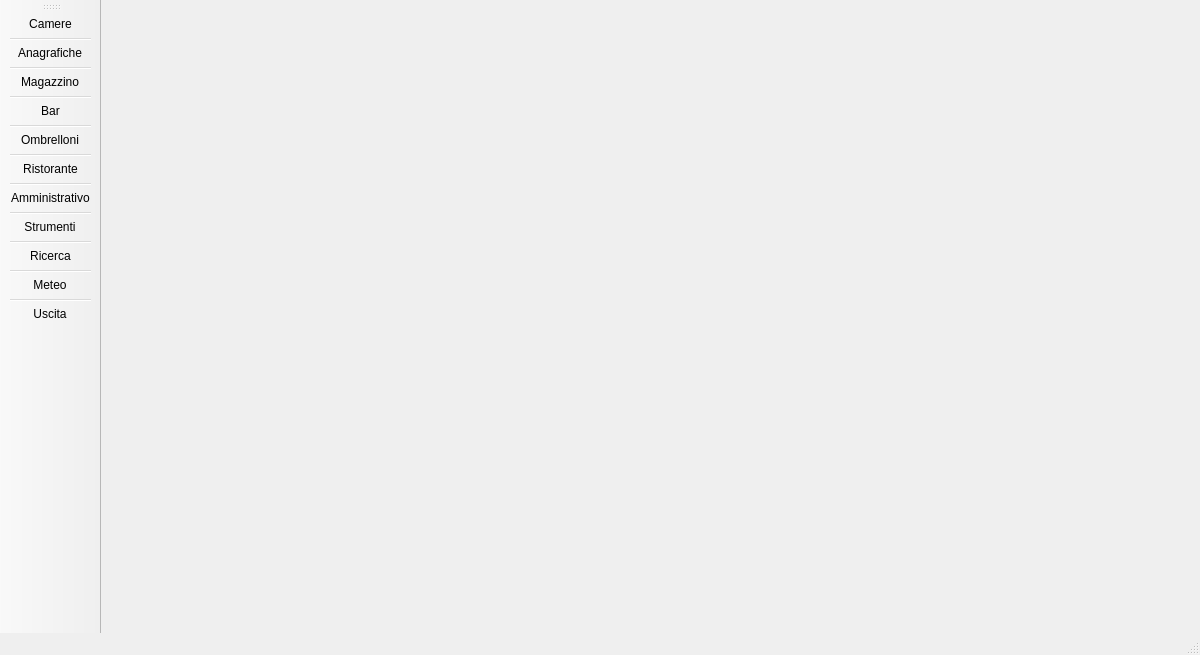
This is ui/main_window.ui in Raccispini/Progetto-Hotel as Qt 5 draws it before an edit. The edited form follows.
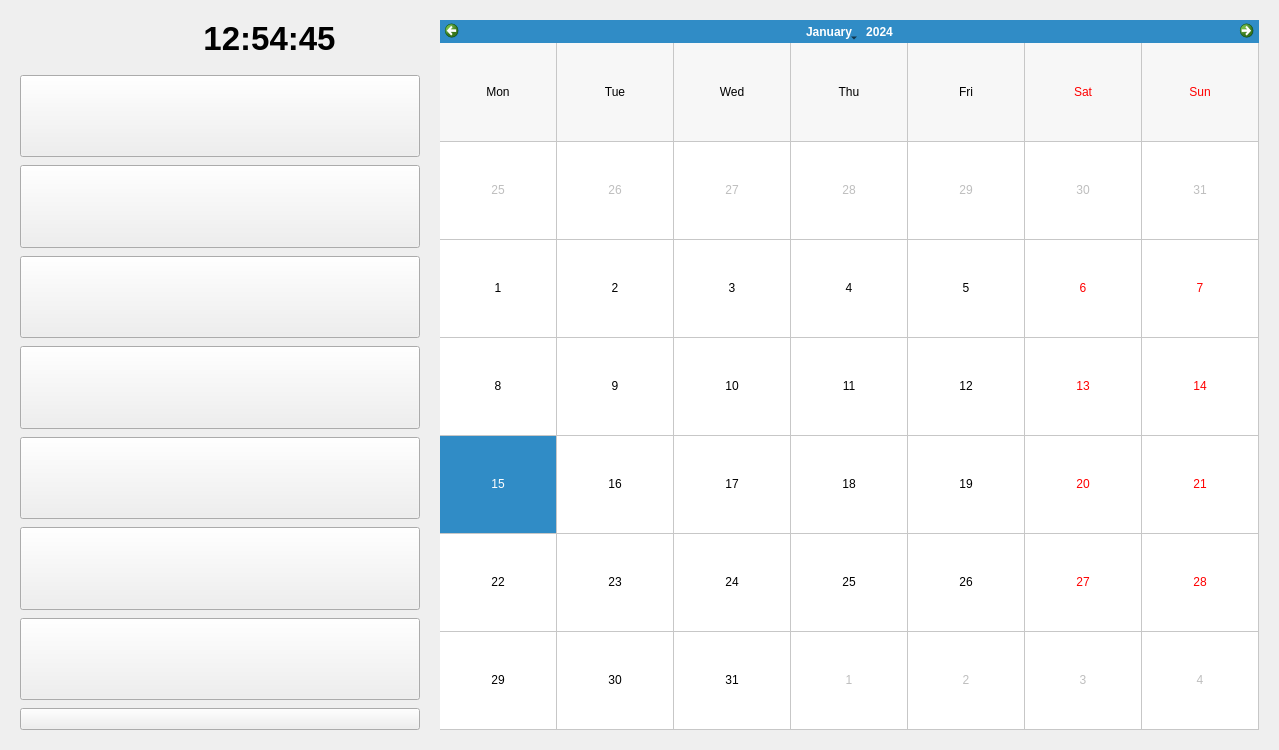
This is the edited form. Icons and pictures are not drawn.

The edit to the form file:
```diff
--- a/ui/main_window.ui
+++ b/ui/main_window.ui
@@ -9,22 +9,10 @@
    <rect>
     <x>0</x>
     <y>0</y>
-    <width>1200</width>
-    <height>655</height>
+    <width>1279</width>
+    <height>750</height>
    </rect>
   </property>
-  <property name="minimumSize">
-   <size>
-    <width>1200</width>
-    <height>655</height>
-   </size>
-  </property>
-  <property name="maximumSize">
-   <size>
-    <width>1200</width>
-    <height>655</height>
-   </size>
-  </property>
   <property name="sizeIncrement">
    <size>
     <width>0</width>
@@ -35,8 +23,11 @@
    <string>Hotel Management</string>
   </property>
   <property name="windowIcon">
-   <iconset resource="resources/logo/Resource_logo.qrc">
-    <normaloff>:/resource_logo/logo_small_icon_only.png</normaloff>:/resource_logo/logo_small_icon_only.png</iconset>
+   <iconset>
+    <normaloff>resources/logo/logo_small_icon_only_inverted.png</normaloff>resources/logo/logo_small_icon_only_inverted.png</iconset>
+  </property>
+  <property name="styleSheet">
+   <string notr="true"/>
   </property>
   <property name="iconSize">
    <size>
@@ -44,57 +35,386 @@
     <height>45</height>
    </size>
   </property>
-  <widget class="QWidget" name="centralwidget"/>
-  <widget class="QStatusBar" name="statusbar"/>
-  <widget class="QToolBar" name="toolBar">
-   <property name="minimumSize">
-    <size>
-     <width>0</width>
-     <height>0</height>
-    </size>
-   </property>
-   <property name="cursor">
-    <cursorShape>PointingHandCursor</cursorShape>
-   </property>
-   <property name="mouseTracking">
-    <bool>false</bool>
-   </property>
-   <property name="windowTitle">
-    <string>toolBar</string>
-   </property>
-   <property name="iconSize">
-    <size>
-     <width>250</width>
-     <height>45</height>
-    </size>
-   </property>
-   <attribute name="toolBarArea">
-    <enum>LeftToolBarArea</enum>
-   </attribute>
-   <attribute name="toolBarBreak">
-    <bool>false</bool>
-   </attribute>
-   <addaction name="actionCamere"/>
-   <addaction name="separator"/>
-   <addaction name="actionAnagrafiche"/>
-   <addaction name="separator"/>
-   <addaction name="actionMagazzino"/>
-   <addaction name="separator"/>
-   <addaction name="actionBar"/>
-   <addaction name="separator"/>
-   <addaction name="actionOmbrelloni"/>
-   <addaction name="separator"/>
-   <addaction name="actionRistorante"/>
-   <addaction name="separator"/>
-   <addaction name="actionAmministrativo"/>
-   <addaction name="separator"/>
-   <addaction name="actionStrumenti"/>
-   <addaction name="separator"/>
-   <addaction name="actionRicerca"/>
-   <addaction name="separator"/>
-   <addaction name="actionMeteo"/>
-   <addaction name="separator"/>
-   <addaction name="actionUscita"/>
+  <property name="tabShape">
+   <enum>QTabWidget::Rounded</enum>
+  </property>
+  <widget class="QWidget" name="centralwidget">
+   <layout class="QGridLayout" name="gridLayout">
+    <property name="leftMargin">
+     <number>20</number>
+    </property>
+    <property name="topMargin">
+     <number>20</number>
+    </property>
+    <property name="rightMargin">
+     <number>20</number>
+    </property>
+    <property name="bottomMargin">
+     <number>20</number>
+    </property>
+    <item row="0" column="0">
+     <layout class="QHBoxLayout" name="horizontalLayout">
+      <property name="spacing">
+       <number>0</number>
+      </property>
+      <property name="leftMargin">
+       <number>0</number>
+      </property>
+      <property name="rightMargin">
+       <number>0</number>
+      </property>
+      <item>
+       <layout class="QVBoxLayout" name="verticalLayout">
+        <property name="spacing">
+         <number>8</number>
+        </property>
+        <property name="rightMargin">
+         <number>20</number>
+        </property>
+        <item>
+         <layout class="QHBoxLayout" name="horizontalLayout_2">
+          <property name="topMargin">
+           <number>0</number>
+          </property>
+          <property name="bottomMargin">
+           <number>10</number>
+          </property>
+          <item>
+           <widget class="QLabel" name="label">
+            <property name="sizePolicy">
+             <sizepolicy hsizetype="Fixed" vsizetype="Fixed">
+              <horstretch>0</horstretch>
+              <verstretch>0</verstretch>
+             </sizepolicy>
+            </property>
+            <property name="text">
+             <string/>
+            </property>
+            <property name="pixmap">
+             <pixmap>resources/Toolbar_main/clock_2 (1).png</pixmap>
+            </property>
+           </widget>
+          </item>
+          <item>
+           <widget class="QLabel" name="orario">
+            <property name="sizePolicy">
+             <sizepolicy hsizetype="Fixed" vsizetype="Fixed">
+              <horstretch>0</horstretch>
+              <verstretch>0</verstretch>
+             </sizepolicy>
+            </property>
+            <property name="font">
+             <font>
+              <family>Arial</family>
+              <pointsize>25</pointsize>
+              <weight>75</weight>
+              <bold>true</bold>
+             </font>
+            </property>
+            <property name="text">
+             <string>12:54:45</string>
+            </property>
+            <property name="alignment">
+             <set>Qt::AlignCenter</set>
+            </property>
+           </widget>
+          </item>
+         </layout>
+        </item>
+        <item>
+         <widget class="QPushButton" name="pB_Camere">
+          <property name="sizePolicy">
+           <sizepolicy hsizetype="Expanding" vsizetype="Expanding">
+            <horstretch>0</horstretch>
+            <verstretch>0</verstretch>
+           </sizepolicy>
+          </property>
+          <property name="minimumSize">
+           <size>
+            <width>400</width>
+            <height>0</height>
+           </size>
+          </property>
+          <property name="maximumSize">
+           <size>
+            <width>400</width>
+            <height>16777215</height>
+           </size>
+          </property>
+          <property name="text">
+           <string/>
+          </property>
+          <property name="icon">
+           <iconset>
+            <normaloff>resources/Toolbar_main/Icona_Camere.png</normaloff>resources/Toolbar_main/Icona_Camere.png</iconset>
+          </property>
+          <property name="iconSize">
+           <size>
+            <width>280</width>
+            <height>75</height>
+           </size>
+          </property>
+          <property name="autoDefault">
+           <bool>false</bool>
+          </property>
+          <property name="default">
+           <bool>false</bool>
+          </property>
+          <property name="flat">
+           <bool>false</bool>
+          </property>
+         </widget>
+        </item>
+        <item>
+         <widget class="QPushButton" name="pB_Ristorante">
+          <property name="sizePolicy">
+           <sizepolicy hsizetype="Minimum" vsizetype="Expanding">
+            <horstretch>0</horstretch>
+            <verstretch>0</verstretch>
+           </sizepolicy>
+          </property>
+          <property name="maximumSize">
+           <size>
+            <width>400</width>
+            <height>16777215</height>
+           </size>
+          </property>
+          <property name="text">
+           <string/>
+          </property>
+          <property name="icon">
+           <iconset>
+            <normaloff>resources/Toolbar_main/Icona_ristorante.png</normaloff>resources/Toolbar_main/Icona_ristorante.png</iconset>
+          </property>
+          <property name="iconSize">
+           <size>
+            <width>280</width>
+            <height>75</height>
+           </size>
+          </property>
+         </widget>
+        </item>
+        <item>
+         <widget class="QPushButton" name="pB_Bar">
+          <property name="sizePolicy">
+           <sizepolicy hsizetype="Minimum" vsizetype="Expanding">
+            <horstretch>0</horstretch>
+            <verstretch>0</verstretch>
+           </sizepolicy>
+          </property>
+          <property name="maximumSize">
+           <size>
+            <width>400</width>
+            <height>16777215</height>
+           </size>
+          </property>
+          <property name="text">
+           <string/>
+          </property>
+          <property name="icon">
+           <iconset>
+            <normaloff>resources/Toolbar_main/Icona_bar.png</normaloff>resources/Toolbar_main/Icona_bar.png</iconset>
+          </property>
+          <property name="iconSize">
+           <size>
+            <width>280</width>
+            <height>75</height>
+           </size>
+          </property>
+         </widget>
+        </item>
+        <item>
+         <widget class="QPushButton" name="pB_Anagrafiche">
+          <property name="sizePolicy">
+           <sizepolicy hsizetype="Minimum" vsizetype="Expanding">
+            <horstretch>0</horstretch>
+            <verstretch>0</verstretch>
+           </sizepolicy>
+          </property>
+          <property name="maximumSize">
+           <size>
+            <width>400</width>
+            <height>16777215</height>
+           </size>
+          </property>
+          <property name="text">
+           <string/>
+          </property>
+          <property name="icon">
+           <iconset>
+            <normaloff>resources/Toolbar_main/Icona_anagrafiche.png</normaloff>resources/Toolbar_main/Icona_anagrafiche.png</iconset>
+          </property>
+          <property name="iconSize">
+           <size>
+            <width>280</width>
+            <height>75</height>
+           </size>
+          </property>
+         </widget>
+        </item>
+        <item>
+         <widget class="QPushButton" name="pB_Ombrelloni">
+          <property name="sizePolicy">
+           <sizepolicy hsizetype="Minimum" vsizetype="Expanding">
+            <horstretch>0</horstretch>
+            <verstretch>0</verstretch>
+           </sizepolicy>
+          </property>
+          <property name="maximumSize">
+           <size>
+            <width>400</width>
+            <height>16777215</height>
+           </size>
+          </property>
+          <property name="text">
+           <string/>
+          </property>
+          <property name="icon">
+           <iconset>
+            <normaloff>resources/Toolbar_main/Icona_ombrelloni.png</normaloff>resources/Toolbar_main/Icona_ombrelloni.png</iconset>
+          </property>
+          <property name="iconSize">
+           <size>
+            <width>280</width>
+            <height>75</height>
+           </size>
+          </property>
+         </widget>
+        </item>
+        <item>
+         <widget class="QPushButton" name="pushButton">
+          <property name="sizePolicy">
+           <sizepolicy hsizetype="Minimum" vsizetype="Expanding">
+            <horstretch>0</horstretch>
+            <verstretch>0</verstretch>
+           </sizepolicy>
+          </property>
+          <property name="maximumSize">
+           <size>
+            <width>400</width>
+            <height>16777215</height>
+           </size>
+          </property>
+          <property name="text">
+           <string/>
+          </property>
+          <property name="icon">
+           <iconset>
+            <normaloff>resources/Toolbar_main/Icona_magazzino.png</normaloff>resources/Toolbar_main/Icona_magazzino.png</iconset>
+          </property>
+          <property name="iconSize">
+           <size>
+            <width>280</width>
+            <height>75</height>
+           </size>
+          </property>
+         </widget>
+        </item>
+        <item>
+         <widget class="QPushButton" name="pB_Meteo">
+          <property name="sizePolicy">
+           <sizepolicy hsizetype="Minimum" vsizetype="Expanding">
+            <horstretch>0</horstretch>
+            <verstretch>0</verstretch>
+           </sizepolicy>
+          </property>
+          <property name="minimumSize">
+           <size>
+            <width>400</width>
+            <height>0</height>
+           </size>
+          </property>
+          <property name="maximumSize">
+           <size>
+            <width>400</width>
+            <height>16777215</height>
+           </size>
+          </property>
+          <property name="text">
+           <string/>
+          </property>
+          <property name="icon">
+           <iconset>
+            <normaloff>resources/Toolbar_main/Icona_Meteo.png</normaloff>resources/Toolbar_main/Icona_Meteo.png</iconset>
+          </property>
+          <property name="iconSize">
+           <size>
+            <width>280</width>
+            <height>75</height>
+           </size>
+          </property>
+         </widget>
+        </item>
+        <item>
+         <widget class="QPushButton" name="pB_Uscita">
+          <property name="sizePolicy">
+           <sizepolicy hsizetype="Minimum" vsizetype="Fixed">
+            <horstretch>0</horstretch>
+            <verstretch>0</verstretch>
+           </sizepolicy>
+          </property>
+          <property name="maximumSize">
+           <size>
+            <width>400</width>
+            <height>16777215</height>
+           </size>
+          </property>
+          <property name="text">
+           <string/>
+          </property>
+          <property name="icon">
+           <iconset>
+            <normaloff>resources/Toolbar_main/Icona_uscita.png</normaloff>resources/Toolbar_main/Icona_uscita.png</iconset>
+          </property>
+          <property name="iconSize">
+           <size>
+            <width>280</width>
+            <height>75</height>
+           </size>
+          </property>
+         </widget>
+        </item>
+       </layout>
+      </item>
+      <item>
+       <widget class="QCalendarWidget" name="calendarWidget">
+        <property name="styleSheet">
+         <string notr="true">font: 75 14pt &quot;Arial&quot;;</string>
+        </property>
+        <property name="minimumDate">
+         <date>
+          <year>2000</year>
+          <month>5</month>
+          <day>18</day>
+         </date>
+        </property>
+        <property name="maximumDate">
+         <date>
+          <year>3000</year>
+          <month>7</month>
+          <day>6</day>
+         </date>
+        </property>
+        <property name="gridVisible">
+         <bool>true</bool>
+        </property>
+        <property name="horizontalHeaderFormat">
+         <enum>QCalendarWidget::ShortDayNames</enum>
+        </property>
+        <property name="verticalHeaderFormat">
+         <enum>QCalendarWidget::NoVerticalHeader</enum>
+        </property>
+        <property name="navigationBarVisible">
+         <bool>true</bool>
+        </property>
+        <property name="dateEditEnabled">
+         <bool>true</bool>
+        </property>
+       </widget>
+      </item>
+     </layout>
+    </item>
+   </layout>
   </widget>
   <action name="actionCamere">
    <property name="icon">
```
Left out of the diff: 1 changed line with no effect on the pictures.
